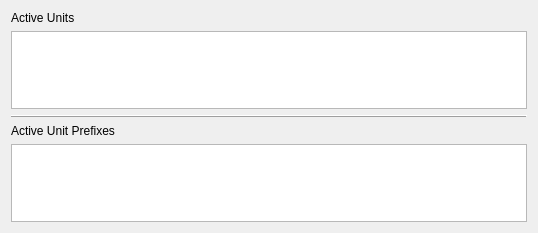
Before: the Qt Designer form som_gui/module/property_set_window/qt/UnitSettings.ui in c-mellueh/SOM-Toolkit, drawn with Qt 5.
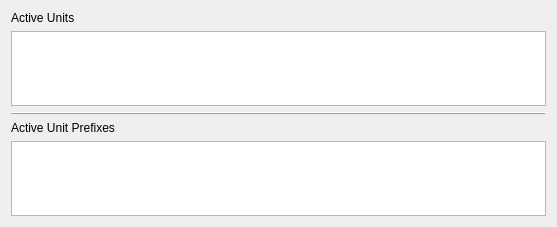
After: the same form once the commit is applied.

```diff
--- a/som_gui/module/property_set_window/qt/UnitSettings.ui
+++ b/som_gui/module/property_set_window/qt/UnitSettings.ui
@@ -6,8 +6,8 @@
    <rect>
     <x>0</x>
     <y>0</y>
-    <width>538</width>
-    <height>233</height>
+    <width>557</width>
+    <height>227</height>
    </rect>
   </property>
   <property name="windowTitle">
```
Left out of the diff: 4 changed lines with no effect on the pictures.
